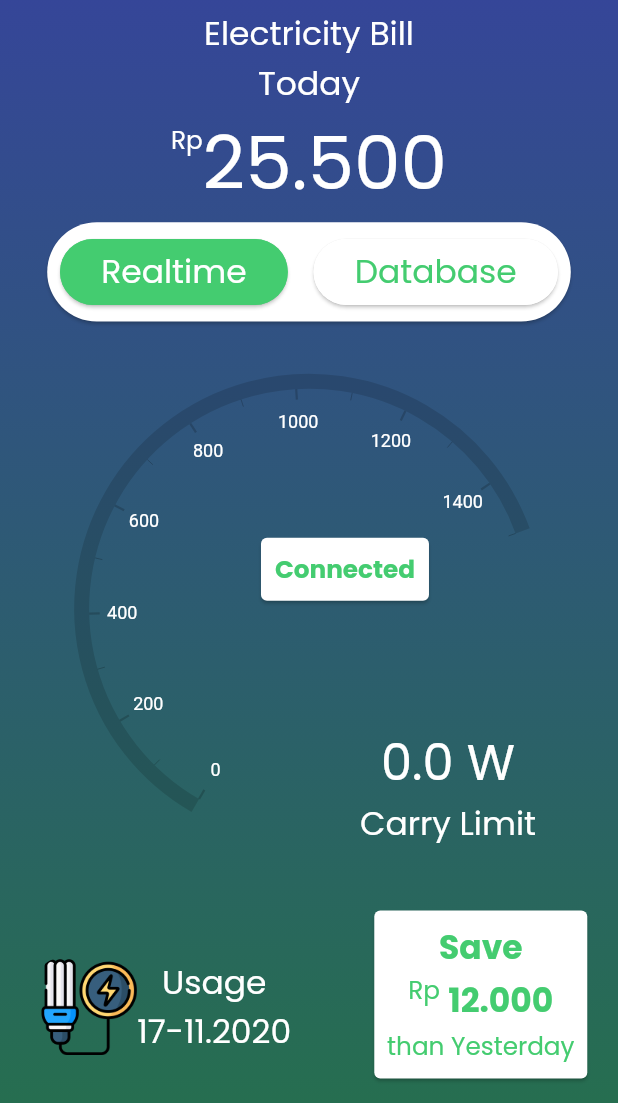
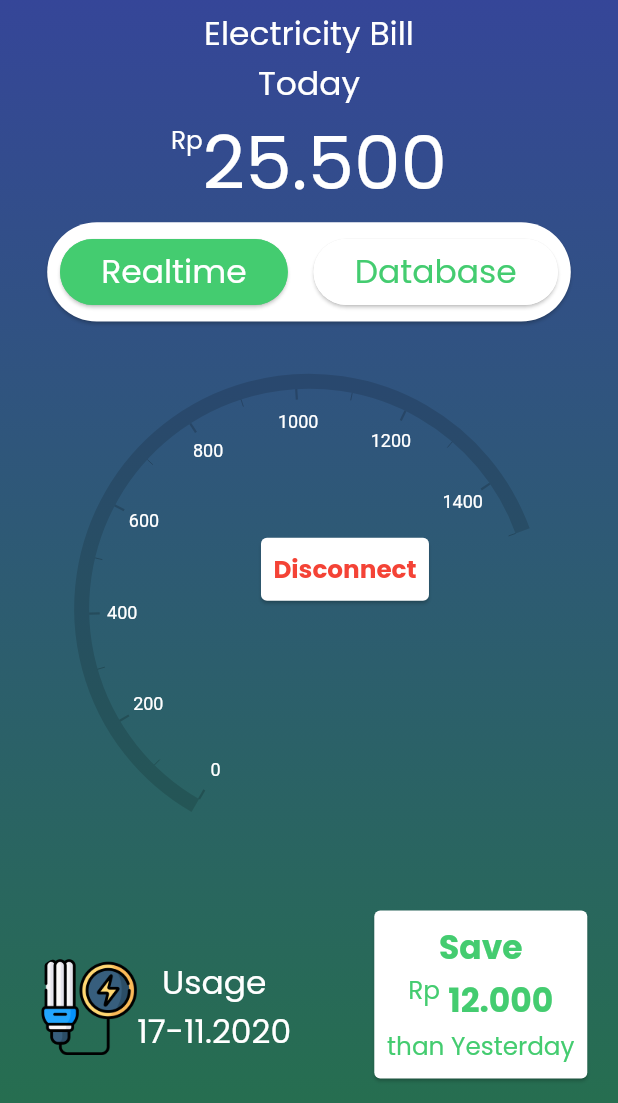
Before and after one commit to fahmi277/hinergi-v9, a Flutter app: the SettingPage screen opened by its route, after a tap on the "home" icon, on a phone screen of 412 x 824 dp, the part 133-1236 px from its top. Run offline on Flutter 3.47's test engine with Material 2 defaults, Android fonts, the light colour scheme and no system bars; drawn by our look-alikes of syncfusion_flutter_gauges; our stand-ins replace charts_flutter, dio, flutter_screenutil, fluttertoast, google_fonts, matcher and 3 more; missing offline and left inert: barcode_scan, dart:ffi, qr_code_scanner; accounts and stored records are empty.

Commit message:
get data for loop

```diff
--- a/lib/BLoC/BLoC.dart
+++ b/lib/BLoC/BLoC.dart
@@ -14,21 +14,21 @@ class BlynkBLoc {
   // event tombol
   StreamController<ColorEvent> _eventController =
       StreamController<ColorEvent>();
-  StreamController<String> _eventControllerBlynk = StreamController<String>();
+  StreamController<Map> _eventControllerBlynk = StreamController<Map>();
 
   StreamSink<ColorEvent> get eventSink => _eventController.sink;
-  StreamSink<String> get eventSinkBlynk => _eventControllerBlynk.sink;
+  StreamSink<Map> get eventSinkBlynk => _eventControllerBlynk.sink;
   // event tombol
   StreamController<Color> _stateController = StreamController<Color>();
-  StreamController<String> _stateControllerBlynk = StreamController<String>();
+  StreamController<Map> _stateControllerBlynk = StreamController<Map>();
 
   StreamSink<Color> get _stateSink => _stateController.sink;
 
   Stream<Color> get stateStream => _stateController.stream;
 
-  StreamSink<String> get _stateSinkBlynk => _stateControllerBlynk.sink;
+  StreamSink<Map> get _stateSinkBlynk => _stateControllerBlynk.sink;
 
-  Stream<String> get stateStreamBlynk => _stateControllerBlynk.stream;
+  Stream<Map> get stateStreamBlynk => _stateControllerBlynk.stream;
 
   void _mapEventToState(ColorEvent colorEvent) {
     if (colorEvent == ColorEvent.to_amber) {
@@ -40,16 +40,17 @@ class BlynkBLoc {
     _stateSink.add(_color);
   }
 
-  void timerBlynk(String data) {
+  void timerBlynk(Map data) {
     timer = Timer.periodic(Duration(seconds: 5), (Timer t) async {
       var dataBlynk = await ApiServices().getBlynkData("/get/V2");
       _stateSinkBlynk.add(dataBlynk);
+      // print(dataBlynk);
     });
   }
 
-  void changeApi(String data) {
+  void changeApi(Map data) {
     _stateSinkBlynk.add(data);
-    print(data);
+    // print(data);
   }
 
   // BlynkBLoc() {
--- a/lib/services/HandleService.dart
+++ b/lib/services/HandleService.dart
@@ -10,7 +10,7 @@ class HandleService {
   void timerBlynk() {
     timer = Timer.periodic(Duration(seconds: 5), (Timer t) async {
       var dataBlynk = await ApiServices().getBlynkData("/get/V2");
-      blynkBloc.eventSinkBlynk.add(dataBlynk.toString());
+      blynkBloc.eventSinkBlynk.add(dataBlynk);
     });
   }
 
--- a/lib/views/HinergiApp.dart
+++ b/lib/views/HinergiApp.dart
@@ -1,10 +1,12 @@
 import 'dart:async';
+import 'dart:convert';
 import 'dart:ffi';
 
 import 'package:flutter/material.dart';
 import 'package:flutter_screenutil/flutter_screenutil.dart';
 import 'package:google_fonts/google_fonts.dart';
 import 'package:hinergi_v9/BLoC/BLoC.dart';
+import 'package:hinergi_v9/model/setting.dart';
 
 import 'package:hinergi_v9/resources/String.dart';
 import 'package:hinergi_v9/services/ApiServices.dart';
@@ -22,10 +24,24 @@ class _HinergiAppState extends State<HinergiApp> {
   Timer timer;
   double kwhRealtime = 0.00;
 
+  var textColorHardware = Color.fromARGB(255, 68, 204, 112);
+  String statusHardware = "false";
+
+// get setting
+
+  Setting setting = Setting();
+// get setting
+  Future<void> getApi() async {
+    var data = await setting.getApiId();
+
+    print(data.apiKey);
+  }
+
   @override
   void dispose() {
     // TODO: implement dispose
     super.dispose();
+
     blynkBloc.dispose();
   }
 
@@ -33,8 +49,10 @@ class _HinergiAppState extends State<HinergiApp> {
   void initState() {
     // TODO: implement initState
     super.initState();
+
     // timerBlynk();
-    blynkBloc.timerBlynk("data");
+    getApi();
+    blynkBloc.timerBlynk({0: 1, 1: 1});
   }
 
   @override
@@ -52,15 +70,16 @@ class _HinergiAppState extends State<HinergiApp> {
                 decoration: BoxDecoration(
                   gradient: LinearGradient(
                     begin: Alignment.topCenter,
-                    end:
-                        Alignment.bottomCenter, // 10% of the width, so there are ten blinds.
+                    end: Alignment
+                        .bottomCenter, // 10% of the width, so there are ten blinds.
                     colors: [
                       // const Color.fromARGB(255,55, 65, 161),
-                      const Color.fromARGB(255,55, 65, 161),
+                      const Color.fromARGB(255, 55, 65, 161),
                       // const Color.fromARGB(255, 68, 2014, 112)
-                      const Color.fromARGB(255,38, 110, 80),
+                      const Color.fromARGB(255, 38, 110, 80),
                     ], // red to yellow
-                    tileMode: TileMode.repeated, // repeats the gradient over the canvas
+                    tileMode: TileMode
+                        .repeated, // repeats the gradient over the canvas
                   ),
                 ),
                 // color: Colors.blue,
@@ -190,7 +209,7 @@ class _HinergiAppState extends State<HinergiApp> {
                           )),
                           Center(
                               child: InkWell(
-                                onTap: (){
+                                  onTap: () {
                                     Navigator.pushNamed(context, '/history');
                                   },
                                   child: Card(
@@ -210,13 +229,12 @@ class _HinergiAppState extends State<HinergiApp> {
                                           bottom: ScreenUtil().setWidth(10)),
                                       child: Text(AllString().mode["title2"],
                                           style: GoogleFonts.poppins(
-                                            color: Color.fromARGB(255, 68, 204, 112),
-                                            fontSize: ScreenUtil()
-                                                .setSp(AllString().judul["size"]))),
+                                              color: Color.fromARGB(
+                                                  255, 68, 204, 112),
+                                              fontSize: ScreenUtil().setSp(
+                                                  AllString().judul["size"]))),
                                     ),
-                                )
-                              )
-                            )
+                                  )))
                           // Center(
 
                           //   child: Text(AllString().mode["title2"],
@@ -234,9 +252,34 @@ class _HinergiAppState extends State<HinergiApp> {
 
               StreamBuilder(
                   stream: blynkBloc.stateStreamBlynk,
-                  initialData: "0.00",
+                  initialData: {
+                    0: [0.00],
+                    1: false
+                  },
                   builder: (context, snapshot) {
-                    kwhRealtime = double.parse(snapshot.data);
+                    // kwhRealtime = double.parse(snapshot.data);
+                    // print(snapshot.data);
+                    var dataApi = snapshot.data;
+
+                    statusHardware = dataApi[1].toString();
+                    var dataKwh =
+                        dataApi.toString().split("[")[1].split("]")[0];
+                    String textHardware = "Disconnect";
+                    String kwhStatus = "Carry Limit";
+
+                    if (statusHardware == "true") {
+                      textColorHardware = Color.fromARGB(255, 68, 204, 112);
+                      textHardware = "Connect";
+                      kwhRealtime = double.parse(dataKwh);
+                      dataKwh = kwhRealtime.toStringAsFixed(1) + " W";
+                    } else {
+                      textColorHardware = Colors.red;
+                      textHardware = "Disconnect";
+                      kwhRealtime = 0.00;
+                      dataKwh = "";
+                      kwhStatus = "";
+                    }
+
                     return Padding(
                       padding: EdgeInsets.only(top: 0.20.sh),
                       child: Center(
@@ -280,17 +323,13 @@ class _HinergiAppState extends State<HinergiApp> {
                                                       child: Card(
                                                         child: Center(
                                                           child: Text(
-                                                              "Connected",
+                                                              textHardware,
                                                               style: GoogleFonts.poppins(
                                                                   fontWeight:
                                                                       FontWeight
                                                                           .bold,
-                                                                  color: Color
-                                                                      .fromARGB(
-                                                                          255,
-                                                                          68,
-                                                                          204,
-                                                                          112),
+                                                                  color:
+                                                                      textColorHardware,
                                                                   fontSize:
                                                                       ScreenUtil()
                                                                           .setSp(
@@ -309,11 +348,7 @@ class _HinergiAppState extends State<HinergiApp> {
                                                     child: Container(
                                                         child: Column(
                                                       children: [
-                                                        Text(
-                                                            kwhRealtime
-                                                                    .toStringAsFixed(
-                                                                        1) +
-                                                                " W",
+                                                        Text(dataKwh,
                                                             style: GoogleFonts.poppins(
                                                                 color: Colors
                                                                     .white,
@@ -321,10 +356,7 @@ class _HinergiAppState extends State<HinergiApp> {
                                                                     .setSp(AllString()
                                                                             .dummyKwhStatus[
                                                                         "size"]))),
-                                                        Text(
-                                                            AllString()
-                                                                    .dummyKwhStatus[
-                                                                "title"],
+                                                        Text(kwhStatus,
                                                             style: GoogleFonts.poppins(
                                                                 color: Colors
                                                                     .white,
```
Also changed, not shown: lib/services/ApiServices.dart (+61 -15 lines), lib/views/HistoryPage.dart (+106 -122 lines). Lines whose indentation alone changed are shown as unchanged.
